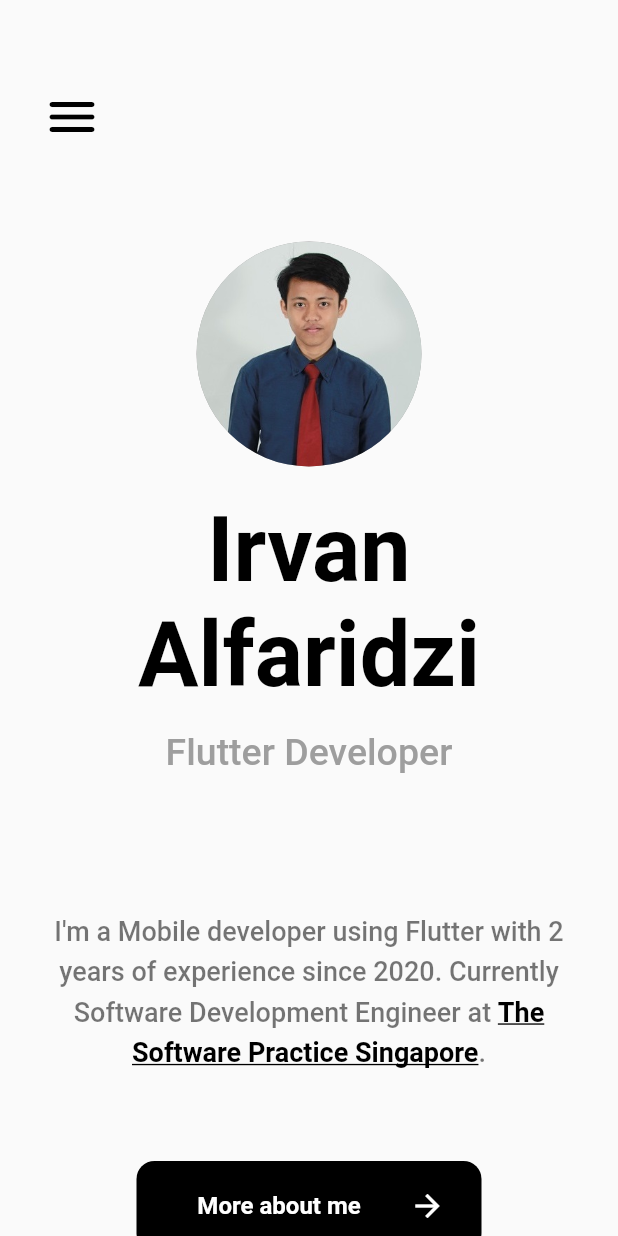
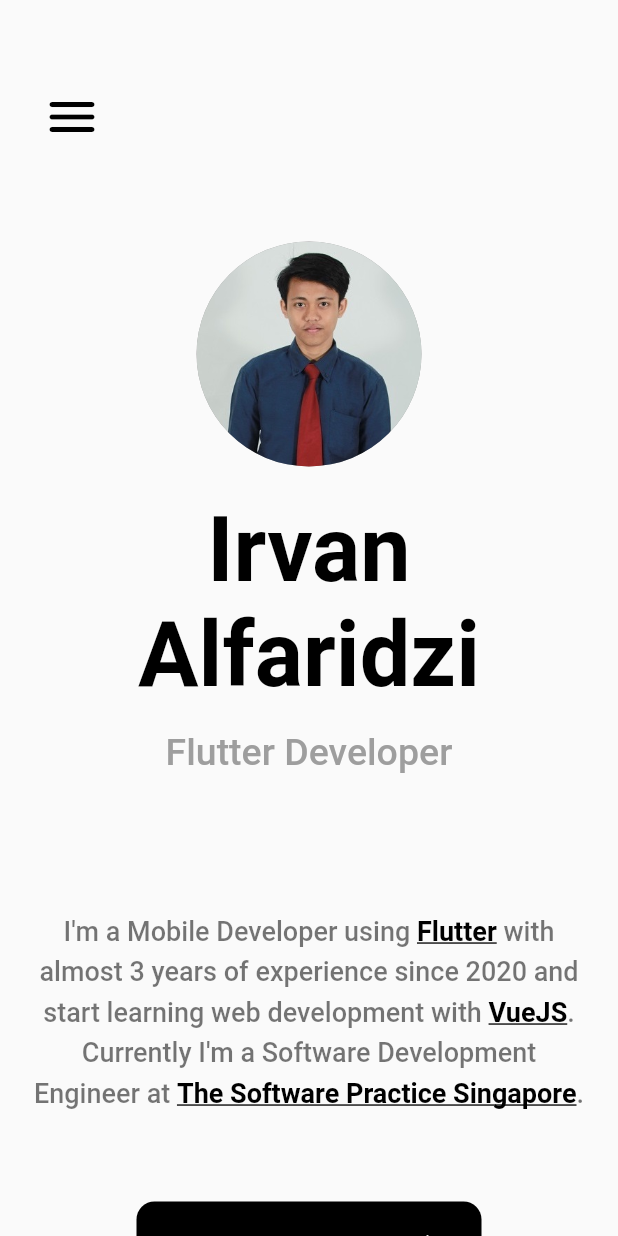
Before and after one commit to irvanalfaridzi/irvanalfaridzi.com, a Flutter app: the screen it shows after launch, on a phone screen of 412 x 824 dp. Run offline on Flutter 3.47's test engine with Material 2 defaults, Android fonts, the light colour scheme and no system bars; our stand-ins replace cached_network_image, font_awesome_flutter, shimmer.

Commit message:
Updated home page and icon tech

```diff
--- a/lib/pages/home/home_page.dart
+++ b/lib/pages/home/home_page.dart
@@ -13,6 +13,8 @@ class HomePage extends StatefulWidget {
 
 class _HomePageState extends State<HomePage> {
   bool onHovered = false;
+  bool onHoveredFlutter = false;
+  bool onHoveredVue = false;
 
   @override
   Widget build(BuildContext context) {
@@ -63,8 +65,7 @@ class _HomePageState extends State<HomePage> {
           padding: EdgeInsets.symmetric(horizontal: isDesktopLayout ? 300 : 0),
           child: Text.rich(
             TextSpan(
-              text:
-                  "I'm a Mobile developer using Flutter with 2 years of experience since 2020. Currently Software Development Engineer at ",
+              text: "I'm a Mobile Developer using ",
               style: const TextStyle(
                 fontSize: 18,
                 fontWeight: FontWeight.w500,
@@ -72,6 +73,74 @@ class _HomePageState extends State<HomePage> {
                 height: 1.5,
               ),
               children: [
+                TextSpan(
+                  text: "Flutter",
+                  style: TextStyle(
+                    fontSize: 18,
+                    fontWeight: FontWeight.w700,
+                    color: Colors.black,
+                    height: 1.5,
+                    decoration:
+                        onHoveredFlutter ? null : TextDecoration.underline,
+                  ),
+                  onEnter: ((event) {
+                    setState(() {
+                      onHoveredFlutter = true;
+                    });
+                  }),
+                  onExit: (event) {
+                    setState(() {
+                      onHoveredFlutter = false;
+                    });
+                  },
+                  recognizer: TapGestureRecognizer()
+                    ..onTap = () async {
+                      launchInBrowser(Constant.urlFlutter);
+                    },
+                ),
+                const TextSpan(
+                  text:
+                      " with almost 3 years of experience since 2020 and start learning web development with ",
+                  style: TextStyle(
+                    fontSize: 18,
+                    fontWeight: FontWeight.w500,
+                    color: Colors.black54,
+                    height: 1.5,
+                  ),
+                ),
+                TextSpan(
+                  text: "VueJS",
+                  style: TextStyle(
+                    fontSize: 18,
+                    fontWeight: FontWeight.w700,
+                    color: Colors.black,
+                    height: 1.5,
+                    decoration: onHoveredVue ? null : TextDecoration.underline,
+                  ),
+                  onEnter: ((event) {
+                    setState(() {
+                      onHoveredVue = true;
+                    });
+                  }),
+                  onExit: (event) {
+                    setState(() {
+                      onHoveredVue = false;
+                    });
+                  },
+                  recognizer: TapGestureRecognizer()
+                    ..onTap = () async {
+                      launchInBrowser(Constant.urlVue);
+                    },
+                ),
+                const TextSpan(
+                  text: ". Currently I'm a Software Development Engineer at ",
+                  style: TextStyle(
+                    fontSize: 18,
+                    fontWeight: FontWeight.w500,
+                    color: Colors.black54,
+                    height: 1.5,
+                  ),
+                ),
                 TextSpan(
                   text: "The Software Practice Singapore",
                   style: TextStyle(
--- a/lib/utils/constant.dart
+++ b/lib/utils/constant.dart
@@ -7,6 +7,8 @@ class Constant {
 
   // URL
   static Uri urlTSP = Uri(scheme: 'https', host: 'thesoftwarepractice.com');
+  static Uri urlVue = Uri(scheme: 'https', host: 'vuejs.org');
+  static Uri urlFlutter = Uri(scheme: 'https', host: 'flutter.dev');
   static Uri urlGithub({String projectName = ""}) => Uri(
       scheme: 'https', host: 'github.com', path: 'irvanalfaridzi/$projectName');
   static Uri urlTwitter =
--- a/lib/widgets/footer.dart
+++ b/lib/widgets/footer.dart
@@ -127,7 +127,7 @@ class MyFooter extends StatelessWidget {
         ),
         const SizedBox(height: 20),
         const Text(
-          "© 2022, made with Flutter by Irvan Alfaridzi",
+          "© 2023, made with Flutter by Irvan Alfaridzi",
           style: TextStyle(
             fontSize: 15,
             fontWeight: FontWeight.w800,
```
Also changed, not shown: lib/data/models/technology_tool.dart (+20 -10 lines), assets/images/tech-tools/firebase.png (added), assets/images/tech-tools/vue.png (added).
